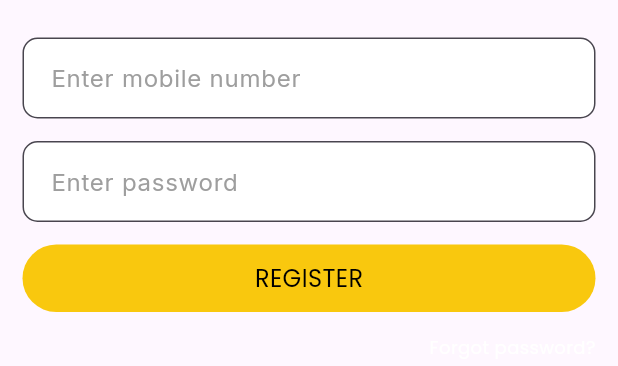
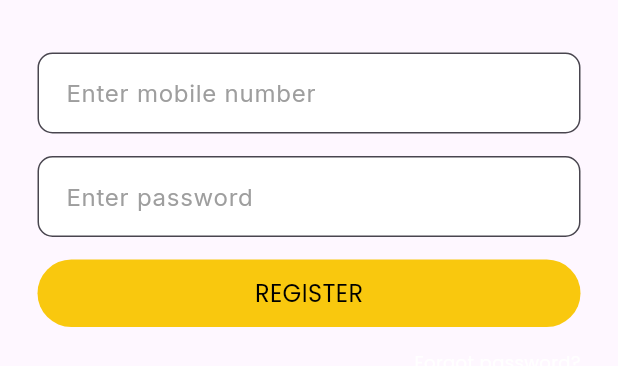
Before and after one commit to kenxsantos/AcePlus, a Flutter app: the RegisterForm widget shown alone on an empty page, opened directly, on a phone screen of 412 x 824 dp. Shown: the top 366 px of the screen. Run offline on Flutter 3.47's test engine with Material 3 defaults, Android fonts, the phone set to English and light mode, and no system bars; our stand-ins replace equatable, flutter_bloc, go_router, google_fonts, hive, hive_flutter and 1 more; accounts and stored records are empty.

Commit message:
update register form

```diff
--- a/lib/features/card_game/presentation/auth_dialog/widgets/register_form.dart
+++ b/lib/features/card_game/presentation/auth_dialog/widgets/register_form.dart
@@ -56,13 +56,13 @@ class _RegisterFormState extends State<RegisterForm> {
           messageColor = Colors.green;
           mobileNumberController.clear();
           passwordController.clear();
-        } else if (state is AuthError) {
+        } else if (state is AuthRegisterError) {
           message = state.message;
           messageColor = Colors.red;
         }
 
         return Container(
-          padding: EdgeInsets.all(15),
+          padding: EdgeInsets.all(25),
           child: Column(
             mainAxisSize: MainAxisSize.min,
             crossAxisAlignment: CrossAxisAlignment.end,
```
